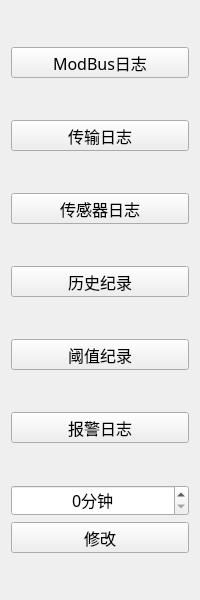
Qt form IDC_TestSystem/IP-PDU/ip_toolbox/ip_logstoolwid.ui (ChinaClever/IDC_TestSystem) before a commit.
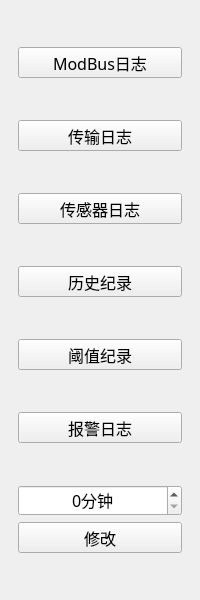
The same form after that commit.

What changed in the file:
```diff
--- a/IDC_TestSystem/IP-PDU/ip_toolbox/ip_logstoolwid.ui
+++ b/IDC_TestSystem/IP-PDU/ip_toolbox/ip_logstoolwid.ui
@@ -20,6 +20,12 @@
    <string>Form</string>
   </property>
   <layout class="QVBoxLayout" name="verticalLayout">
+   <property name="leftMargin">
+    <number>18</number>
+   </property>
+   <property name="rightMargin">
+    <number>18</number>
+   </property>
    <item>
     <spacer name="verticalSpacer">
      <property name="orientation">
```
